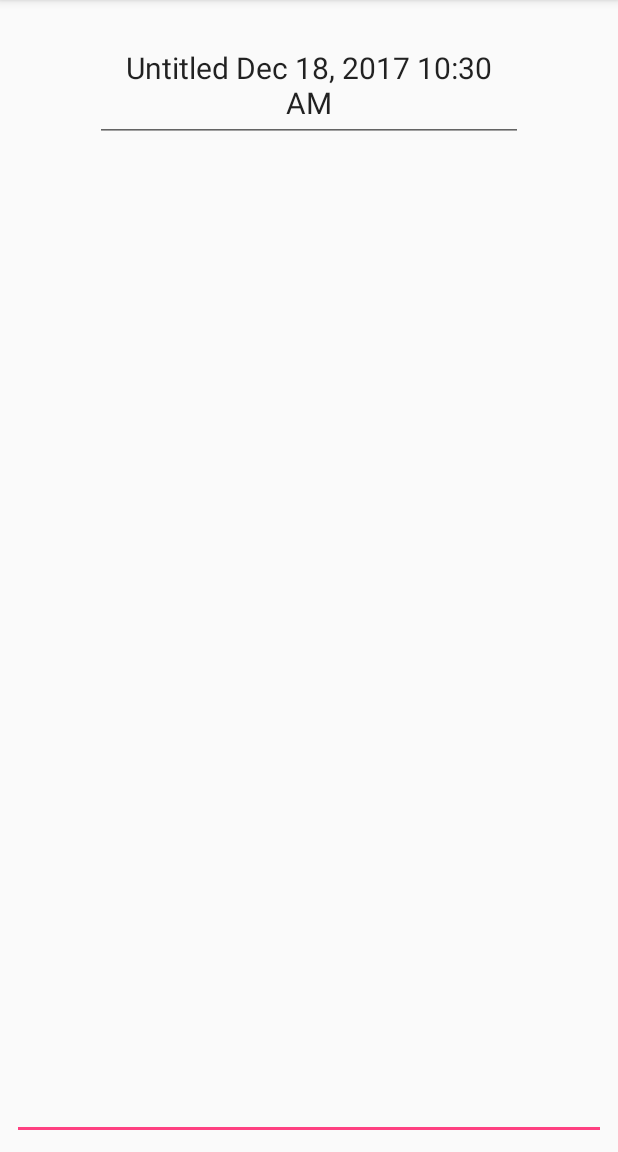
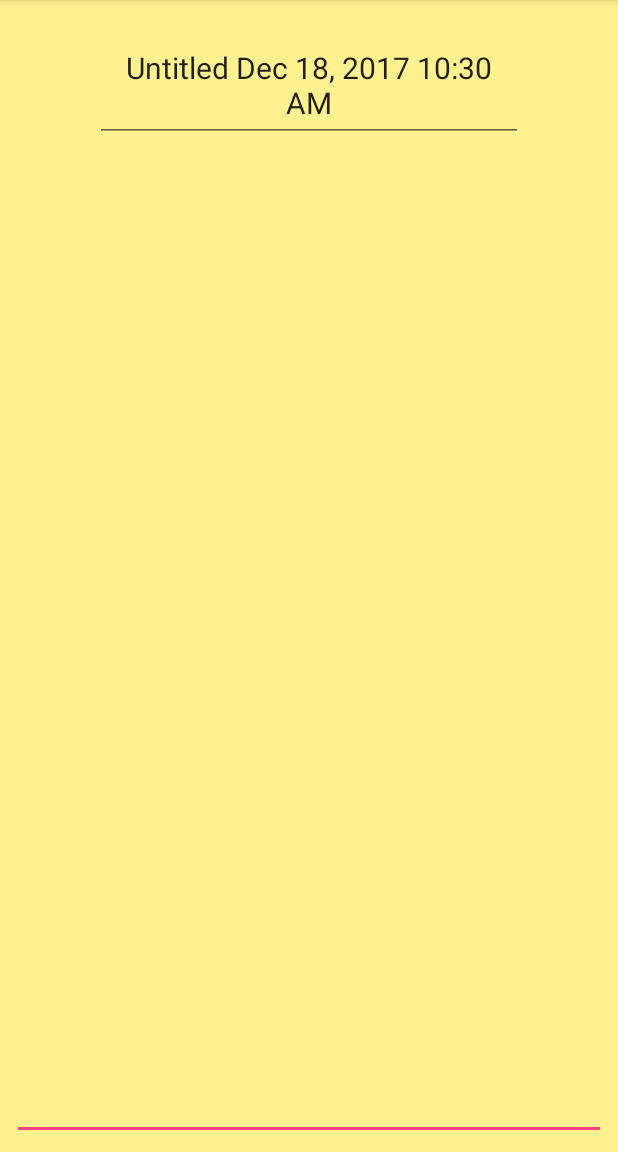
Before and after one commit to harrisonchun/Notes, an Android app: the screen it shows after launch (NoteActivity), after a tap on an icon or button, on a phone screen of 412 x 824 dp, the part 84-1236 px from its top. Run offline under Robolectric (Android 15) with nearby library versions, the phone set to English and light mode, and no system bars.

Commit message:
messed with asthetics and changed strings in note class to stringbuffers

```diff
--- a/app/src/main/res/layout/activity_note.xml
+++ b/app/src/main/res/layout/activity_note.xml
@@ -4,6 +4,7 @@
     xmlns:tools="http://schemas.android.com/tools"
     android:layout_width="match_parent"
     android:layout_height="match_parent"
+    android:background="@color/LegalPadColor"
     tools:context="com.example.chun.notes.NoteActivity">
 
     <EditText
```
